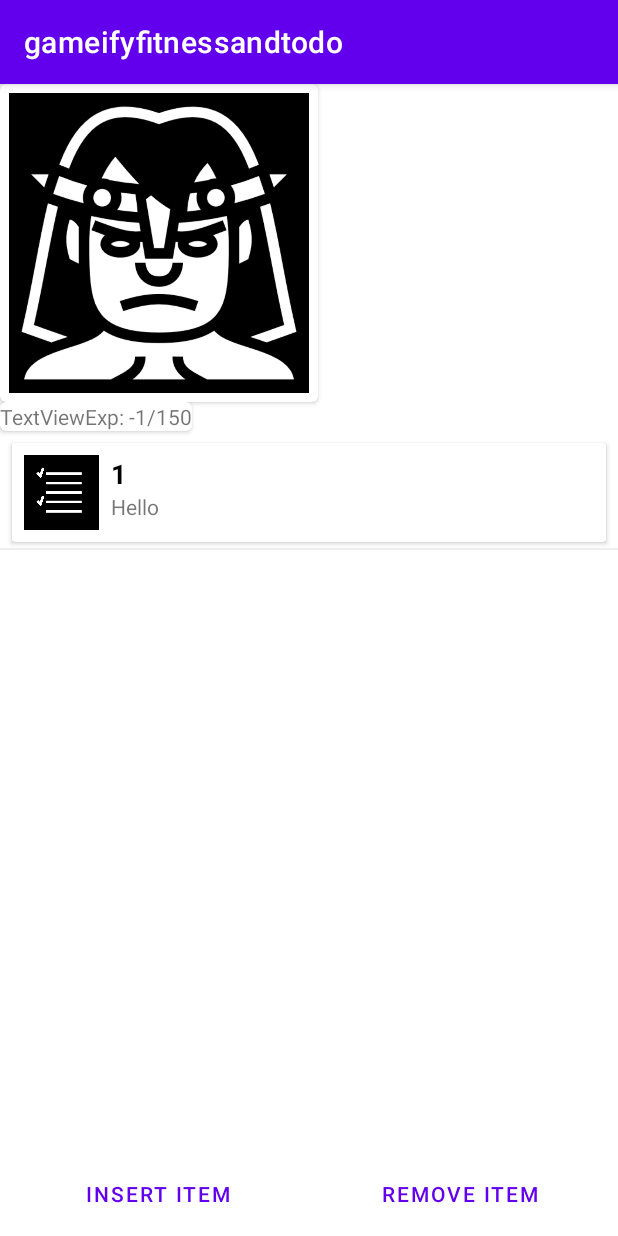
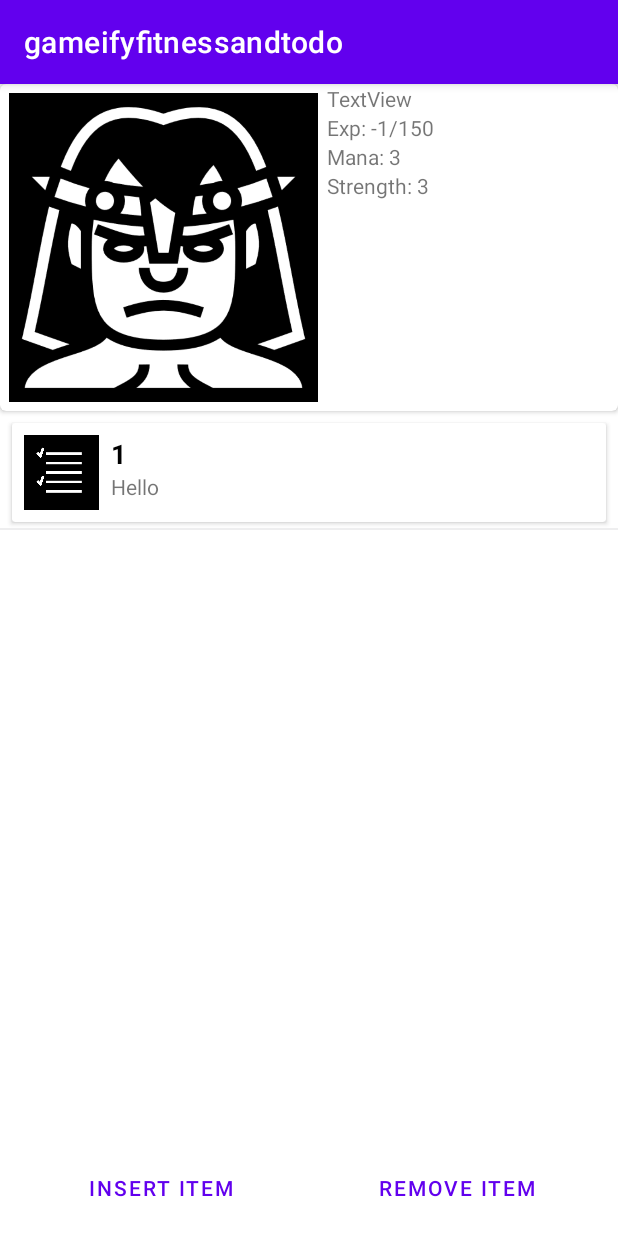
Before and after one commit to frankjmclarke/Gameify, an Android app: the screen it shows after launch (MainActivity), after a tap on "INSERT ITEM", on a phone screen of 412 x 824 dp. Run offline under Robolectric (Android 15) with nearby library versions, the phone set to English and light mode, and no system bars; our stand-ins replace RxJava; network calls fail.

Commit message:
Improved layout, addin mana and strength

```diff
--- a/app/src/main/java/com/fclarke/gameifyfitnessandtodo/MainActivity.kt
+++ b/app/src/main/java/com/fclarke/gameifyfitnessandtodo/MainActivity.kt
@@ -39,6 +39,9 @@ class MainActivity : AppCompatActivity() {
         //initSearchBox()
         val txtGoldAmount = findViewById(R.id.gold_amount) as TextView
         val txtExpAmount = findViewById(R.id.exp_amount) as TextView
+        val txtManaAmount = findViewById(R.id.mana_amount) as TextView
+        val txtStrengthAmount = findViewById(R.id.strength_amount) as TextView
+
         initRecyclerView()
         val value = ai.metaData["todoistKey"]
         todoistAuth = "Bearer " + value.toString()
@@ -74,9 +77,21 @@ class MainActivity : AppCompatActivity() {
                 expNeededToLevelUp=level.level2Exp(expNeededToLevelUp)
                 txtExpAmount.setText("Exp: " + java.lang.String.valueOf(expGood)+"/"+expNeededToLevelUp.toString())
             }
+        viewModel.getMana()
+            ?.observe(this) { mana ->
+                txtManaAmount.setText("Mana: " + java.lang.String.valueOf(mana))
+            }
+        viewModel.getStrength()
+            ?.observe(this) { strength ->
+                txtStrengthAmount.setText("Strength: " + java.lang.String.valueOf(strength))
+            }
+
         myChar = Hero(sharedPreferences)
         myChar.addExperience(1)
         viewModel.setExp(myChar.exp.value)
+        viewModel.setMana(3)
+        viewModel.setStrength(3)
+
 
     }
 
@@ -118,7 +133,7 @@ class MainActivity : AppCompatActivity() {
                     listAdapter.listData = it.items
                     listAdapter.notifyDataSetChanged()
                     //myChar.addGold(it.items.size)
-                    viewModel.goldAmount.value=it.items.size//You have to use postValue(), when you are changing the value from a background thread.
+                    viewModel.goldL.value=it.items.size//You have to use postValue(), when you are changing the value from a background thread.
                 }
 
             } else {
--- a/app/src/main/java/com/fclarke/gameifyfitnessandtodo/viewmodel/MainActivityViewModel.kt
+++ b/app/src/main/java/com/fclarke/gameifyfitnessandtodo/viewmodel/MainActivityViewModel.kt
@@ -14,11 +14,16 @@ ViewModel classes are used to store the data even the configuration changes like
 To avoid these issues, it is recommended to store all UI data in the ViewModel instead of an activity.
  */
 class MainActivityViewModel : ViewModel() {
+    //https://jensklingenberg.de/learn-how-to-use-livedata/
     var list: MutableLiveData<AllCompletedItems> = MutableLiveData()
     var gold = 0
-    var goldAmount: MutableLiveData<Int> = MutableLiveData()
+    var goldL: MutableLiveData<Int> = MutableLiveData()
     private var exp = 0
     private var expL: MutableLiveData<Int> = MutableLiveData()
+    private var mana = 0
+    private var manaL: MutableLiveData<Int> = MutableLiveData()
+    private var strength = 0
+    private var strengthL: MutableLiveData<Int> = MutableLiveData()
 
     fun getListObserver(): MutableLiveData<AllCompletedItems> {
         return list //loadApiData() updates this and observes notifyDataSetChanged
@@ -26,14 +31,14 @@ class MainActivityViewModel : ViewModel() {
 
     fun addGold(num: Int) {
         gold += num
-        goldAmount.value = gold
+        goldL.value = gold
     }
 
     fun getGold(): LiveData<Int?>? {
-        if (goldAmount == null) {
-            goldAmount = MutableLiveData<Int>()
+        if (goldL == null) {
+            goldL = MutableLiveData<Int>()
         }
-        return goldAmount
+        return goldL
     }
 
     fun setExp(num: Int) {
@@ -48,8 +53,32 @@ class MainActivityViewModel : ViewModel() {
         return expL
     }
 
+    fun setStrength(num: Int) {
+        strength = num
+        strengthL.value = strength
+    }
+
+    fun getStrength(): LiveData<Int?>? {
+        if (strengthL == null) {
+            strengthL = MutableLiveData<Int>()
+        }
+        return strengthL
+    }
+
+    fun setMana(num: Int) {
+        mana = num
+        manaL.value = mana
+    }
+
+    fun getMana(): LiveData<Int?>? {
+        if (manaL == null) {
+            manaL = MutableLiveData<Int>()
+        }
+        return manaL
+    }
+
     fun getGoldObserver(): MutableLiveData<Int> {
-        return goldAmount //loadApiData() updates this and observes notifyDataSetChanged
+        return goldL //loadApiData() updates this and observes notifyDataSetChanged
     }
 
     fun makeApiCall(todoistAuth: String, dateTimeString: String) {
--- a/app/src/main/res/layout/activity_main.xml
+++ b/app/src/main/res/layout/activity_main.xml
@@ -6,45 +6,54 @@
     android:layout_height="match_parent"
     tools:context=".MainActivity">
 
-    <androidx.cardview.widget.CardView xmlns:card_view="http://schemas.android.com/apk/res-auto"
-        android:id="@+id/warrior"
-        android:layout_width="wrap_content"
+
+    <androidx.cardview.widget.CardView
+        android:id="@+id/cardview"
+        android:layout_width="match_parent"
         android:layout_height="wrap_content"
         android:layout_gravity="center"
-        card_view:cardCornerRadius="4dp">
+        app:cardCornerRadius="4dp">
+        <!--2 columns equal -->
+        <LinearLayout
+            android:layout_width="match_parent"
+            android:layout_height="wrap_content">
+
 
             <ImageView
-            android:layout_width="200dp"
-            android:layout_height="200dp"
+                android:layout_width="206dp"
+                android:layout_height="206dp"
                 android:layout_margin="6dp"
                 app:srcCompat="@drawable/barbarian" />
-    </androidx.cardview.widget.CardView>
-
-    <androidx.cardview.widget.CardView xmlns:card_view="http://schemas.android.com/apk/res-auto"
-        android:id="@+id/ll_amount"
-        android:layout_width="wrap_content"
-        android:layout_height="wrap_content"
-        android:layout_below="@id/warrior"
-        android:layout_gravity="center"
-        card_view:cardCornerRadius="4dp">
 
             <LinearLayout
                 android:layout_width="match_parent"
-            android:layout_height="wrap_content">
+                android:layout_height="wrap_content"
+                android:layout_weight=".50"
+                android:orientation="vertical">
 
                 <TextView
                     android:id="@+id/gold_amount"
                     android:layout_width="wrap_content"
                     android:layout_height="wrap_content"
-                android:layout_weight=".50"
                     android:text="TextView" />
 
                 <TextView
                     android:id="@+id/exp_amount"
                     android:layout_width="wrap_content"
                     android:layout_height="wrap_content"
-                android:layout_weight=".50"
                     android:text="TextView" />
+                <TextView
+                    android:id="@+id/mana_amount"
+                    android:layout_width="wrap_content"
+                    android:layout_height="wrap_content"
+                    android:text="TextView" />
+                <TextView
+                    android:id="@+id/strength_amount"
+                    android:layout_width="wrap_content"
+                    android:layout_height="wrap_content"
+                    android:text="TextView" />
+
+            </LinearLayout>
 
         </LinearLayout>
     </androidx.cardview.widget.CardView>
@@ -53,7 +62,7 @@
         android:id="@+id/recyclerView"
         android:layout_width="match_parent"
         android:layout_height="match_parent"
-        android:layout_below="@id/ll_amount"
+        android:layout_below="@id/cardview"
         android:clipToPadding="false"
         android:padding="4dp"
         tools:listitem="@layout/recycler_list_row" />
@@ -64,6 +73,14 @@
         android:layout_height="wrap_content"
         android:layout_alignParentBottom="true"
         android:clipToPadding="true"
+        android:padding="4dp">
+
+        <LinearLayout
+            android:id="@+id/buttonss"
+            android:layout_width="match_parent"
+            android:layout_height="wrap_content"
+            android:clipToPadding="true"
+            android:orientation="horizontal"
             android:padding="4dp">
 
             <Button
@@ -81,7 +98,7 @@
                 android:layout_height="wrap_content"
                 android:layout_weight="1"
                 android:text="Remove item" />
-
+        </LinearLayout>
     </LinearLayout>
 
 
```
Lines whose indentation alone changed are shown as unchanged.
